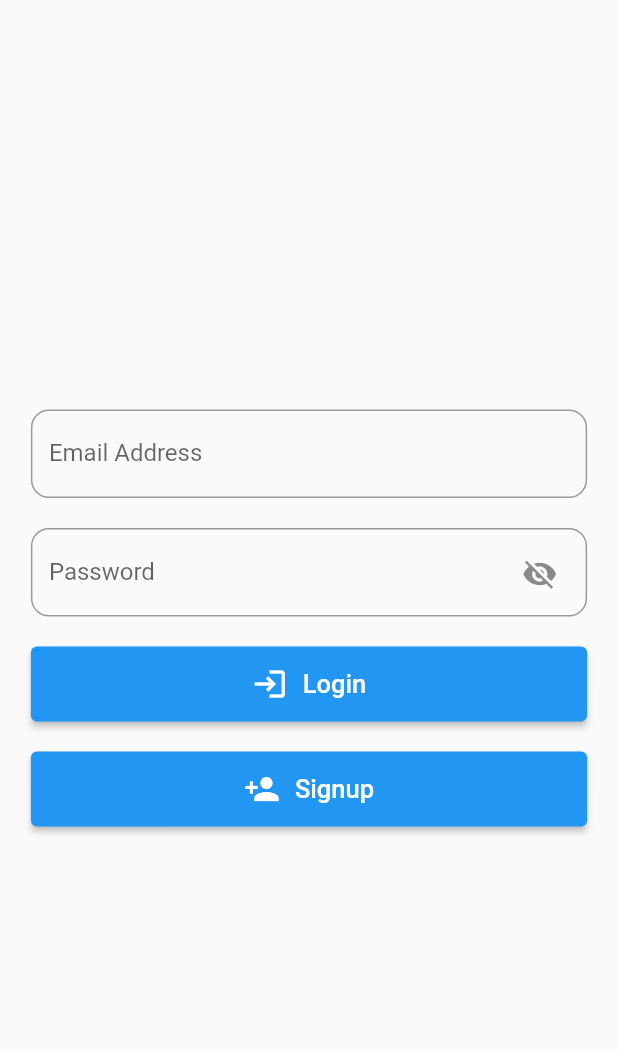
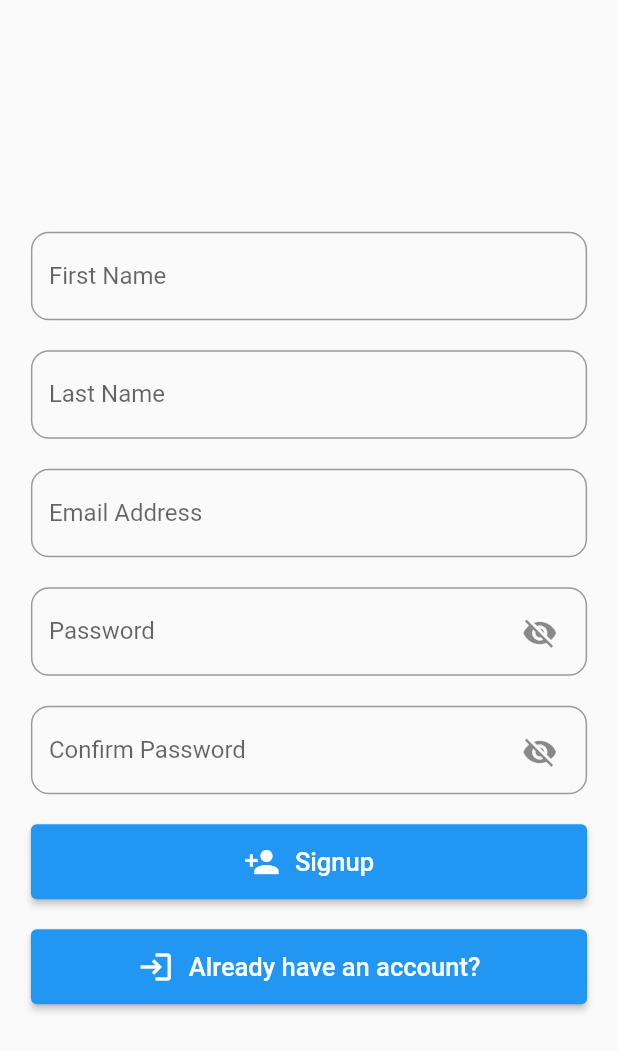
Before and after one commit to orbijo/mobdev_app, a Flutter app: the screen it shows after launch, after a tap on "Signup", on a phone screen of 412 x 824 dp. Shown: the top 1051 px of the screen. Run offline on Flutter 3.47's test engine with Material 2 defaults, Android fonts, the phone set to English and light mode, and no system bars.

Commit message:
functioning navigation including new signup screen

```diff
--- a/lib/routes.dart
+++ b/lib/routes.dart
@@ -2,9 +2,11 @@ import 'package:flutter/material.dart';
 import 'package:mobdev_app/screens/Dashboard.dart';
 import 'package:mobdev_app/screens/LoginScreen.dart';
 import 'package:mobdev_app/screens/Settings.dart';
+import 'package:mobdev_app/screens/Signup.dart';
 
 final Map<String, WidgetBuilder> routes = {
   LoginScreen.routeName: (BuildContext context) => LoginScreen(),
   Dashboard.routeName: (BuildContext context) => Dashboard(),
   Settings.routeName: (BuildContext context) => Settings(),
+  Signup.routeName: (BuildContext context) => Signup(),
 };
--- a/lib/screens/LoginScreen.dart
+++ b/lib/screens/LoginScreen.dart
@@ -1,5 +1,6 @@
 import 'package:flutter/material.dart';
 import 'package:mobdev_app/screens/Dashboard.dart';
+import 'package:mobdev_app/screens/Signup.dart';
 import 'package:mobdev_app/widgets/CustomTextField.dart';
 import 'package:mobdev_app/widgets/PasswordField.dart';
 import 'package:mobdev_app/widgets/PrimaryButton.dart';
@@ -59,7 +60,9 @@ class _LoginScreenState extends State<LoginScreen> {
                     PrimaryButton(
                         text: "Signup",
                         iconData: Icons.person_add,
-                        onPress: () {})
+                        onPress: () {
+                          Navigator.pushNamed(context, Signup.routeName);
+                        })
                   ],
                 ),
               ),
--- /dev/null
+++ b/lib/screens/Signup.dart
@@ -0,0 +1,115 @@
+import 'package:flutter/material.dart';
+import 'package:mobdev_app/screens/Dashboard.dart';
+import 'package:mobdev_app/screens/LoginScreen.dart';
+import 'package:mobdev_app/screens/Settings.dart';
+import 'package:mobdev_app/screens/Signup.dart';
+import 'package:mobdev_app/widgets/CustomTextField.dart';
+import 'package:mobdev_app/widgets/PasswordField.dart';
+import 'package:mobdev_app/widgets/PrimaryButton.dart';
+
+class Signup extends StatefulWidget {
+  static String routeName = "/signup";
+
+  @override
+  State<Signup> createState() => _SignupState();
+}
+
+class _SignupState extends State<Signup> {
+  final TextEditingController firstNameController = TextEditingController();
+  final TextEditingController lastNameController = TextEditingController();
+  final TextEditingController emailController = TextEditingController();
+  final TextEditingController passwordController = TextEditingController();
+  final TextEditingController confirmPassController = TextEditingController();
+  bool obscurePassword = true;
+  @override
+  Widget build(BuildContext context) {
+    double width = MediaQuery.of(context).size.width;
+    return Scaffold(
+      body: Container(
+        child: Center(
+          child: SingleChildScrollView(
+            child: Center(
+              child: Container(
+                width: width * .9,
+                child: Column(
+                  children: [
+                    CustomTextField(
+                      labelText: "First Name",
+                      hintText: "Enter your first name",
+                      controller: firstNameController,
+                      textInputType: TextInputType.name,
+                    ),
+                    const SizedBox(
+                      height: 20.0,
+                    ),
+                    CustomTextField(
+                      labelText: "Last Name",
+                      hintText: "Enter your last name",
+                      controller: lastNameController,
+                      textInputType: TextInputType.name,
+                    ),
+                    const SizedBox(
+                      height: 20.0,
+                    ),
+                    CustomTextField(
+                      labelText: "Email Address",
+                      hintText: "Enter your email address",
+                      controller: emailController,
+                      textInputType: TextInputType.emailAddress,
+                    ),
+                    const SizedBox(
+                      height: 20.0,
+                    ),
+                    PasswordField(
+                      obscureText: obscurePassword,
+                      onTap: handleObscurePassword,
+                      labelText: "Password",
+                      hintText: "Enter your password",
+                      controller: passwordController,
+                    ),
+                    const SizedBox(
+                      height: 20.0,
+                    ),
+                    PasswordField(
+                      obscureText: obscurePassword,
+                      onTap: handleObscurePassword,
+                      labelText: "Confirm Password",
+                      hintText: "Re-enter your password",
+                      controller: confirmPassController,
+                    ),
+                    const SizedBox(
+                      height: 20.0,
+                    ),
+                    PrimaryButton(
+                      text: "Signup",
+                      iconData: Icons.person_add,
+                      onPress: () {
+                        Navigator.pop(context);
+                      },
+                    ),
+                    const SizedBox(
+                      height: 20.0,
+                    ),
+                    PrimaryButton(
+                      text: "Already have an account?",
+                      iconData: Icons.login,
+                      onPress: () {
+                        Navigator.pop(context);
+                      },
+                    ),
+                  ],
+                ),
+              ),
+            ),
+          ),
+        ),
+      ),
+    );
+  }
+
+  handleObscurePassword() {
+    setState(() {
+      obscurePassword = !obscurePassword;
+    });
+  }
+}
```
